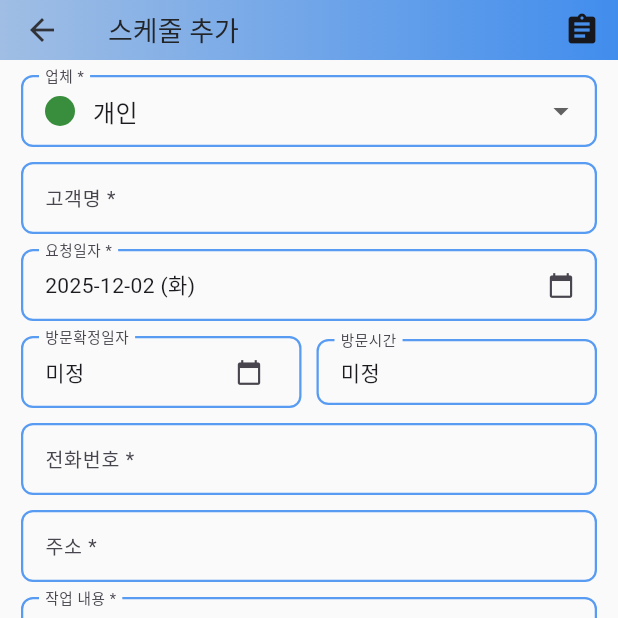
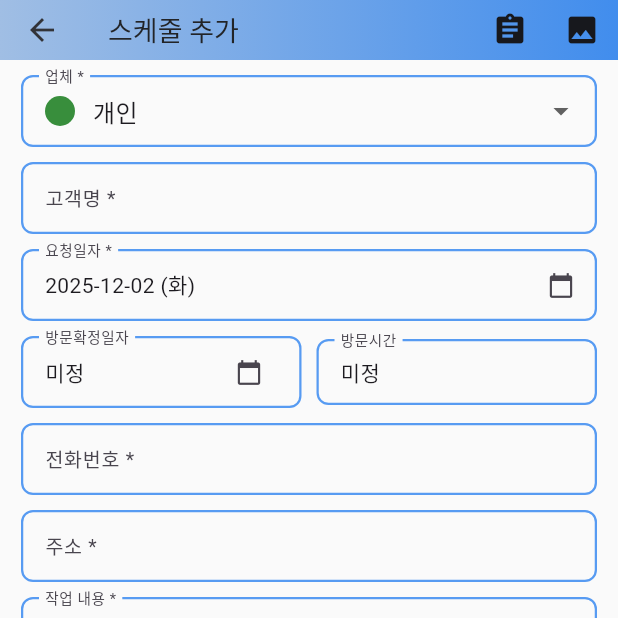
Before and after one commit to ssh5437/flutter_schedule_app, a Flutter app: the screen it shows once a user with an empty profile is signed in, item 4 of the bottom bar chosen, after a tap on the "add" icon, on a phone screen of 412 x 824 dp, the top half of it. Run offline on Flutter 3.47's test engine with Material 3 defaults, Android fonts, the light colour scheme and no system bars; our stand-ins replace app_links, file_picker, firebase_analytics, firebase_core, fl_chart, flutter_colorpicker and 12 more; missing offline and left inert: encrypt, google_mlkit_text_recognition, home_widget, pointycastle, workmanager; accounts and stored records are empty; statements that could not run were skipped.

Commit message:
업데이트 체크, 멤버십 구독 상태 체크, 매출분석 개요 최근 30일로 변경 등

```diff
--- a/lib/main.dart
+++ b/lib/main.dart
@@ -288,6 +288,14 @@ class _MainScreenState extends State<MainScreen> {
     ];
     _setupMethodChannel();
     _checkForWidgetScheduleId();
+    _initializeSubscription();
+  }
+
+  // 구독 상태 초기화
+  Future<void> _initializeSubscription() async {
+    final subscriptionProvider = context.read<SubscriptionProvider>();
+    await subscriptionProvider.initialize();
+    debugPrint('✅ 멤버십 구독 상태 초기화 완료');
   }
 
   // MethodChannel 설정 - Android에서 보내는 메시지 수신
--- a/lib/screens/home_screen.dart
+++ b/lib/screens/home_screen.dart
@@ -2,6 +2,7 @@ import 'package:flutter/material.dart';
 import 'package:intl/intl.dart';
 import 'package:shared_preferences/shared_preferences.dart';
 import 'package:supabase_flutter/supabase_flutter.dart';
+import 'package:upgrader/upgrader.dart';
 import '../models/schedule.dart';
 import '../database/database_helper.dart';
 import '../services/widget_service.dart';
@@ -170,8 +171,12 @@ class HomeScreenState extends State<HomeScreen> {
 
   @override
   Widget build(BuildContext context) {
-    return Scaffold(
-      appBar: GradientAppBar(
+    return UpgradeAlert(
+      upgrader: Upgrader(
+        durationUntilAlertAgain: const Duration(days: 1),
+      ),
+      child: Scaffold(
+        appBar: GradientAppBar(
         title: '스케줄 목록',
         toolbarHeight: 40,
         actions: [
@@ -549,6 +554,7 @@ class HomeScreenState extends State<HomeScreen> {
                 ),
               ],
             ),
+      ),
     );
   }
 }
--- a/lib/screens/schedule_form_screen.dart
+++ b/lib/screens/schedule_form_screen.dart
@@ -126,8 +126,20 @@ class _ScheduleFormScreenState extends State<ScheduleFormScreen> {
     setState(() {
       _companies = companies;
       _isLoadingCompanies = false;
+
+      // 기존에 선택된 업체가 있으면 새로 로드된 리스트에서 같은 ID의 업체로 업데이트
+      if (_selectedCompany != null && _companies.isNotEmpty) {
+        try {
+          _selectedCompany = _companies.firstWhere(
+            (c) => c.id == _selectedCompany!.id,
+          );
+        } catch (e) {
+          // 선택된 업체가 삭제된 경우 첫 번째 업체로 설정
+          _selectedCompany = _companies.first;
+        }
+      }
       // 기본값으로 첫 번째 업체 선택 (보통 "개인")
-      if (_companies.isNotEmpty && _selectedCompany == null) {
+      else if (_companies.isNotEmpty && _selectedCompany == null) {
         _selectedCompany = _companies.first;
       }
     });
@@ -625,6 +637,11 @@ class _ScheduleFormScreenState extends State<ScheduleFormScreen> {
                   CircularProgressIndicator(),
                   SizedBox(height: 16),
                   Text('이미지에서 텍스트 추출 중...'),
+                  SizedBox(height: 8),
+                  Text(
+                    '처음 사용시 한글 모델을 다운로드합니다',
+                    style: TextStyle(fontSize: 12, color: Colors.grey),
+                  ),
                 ],
               ),
             ),
@@ -654,10 +671,27 @@ class _ScheduleFormScreenState extends State<ScheduleFormScreen> {
       }
     } catch (e) {
       if (!mounted) return;
-      Navigator.of(context).pop(); // 로딩 다이얼로그가 열려있다면 닫기
+
+      // 로딩 다이얼로그가 열려있다면 닫기
+      try {
+        Navigator.of(context).pop();
+      } catch (_) {
+        // 이미 닫혀있을 수 있음
+      }
+
+      // 에러 메시지 추출
+      String errorMessage = '이미지 처리 중 오류가 발생했습니다';
+      if (e is Exception) {
+        errorMessage = e.toString().replaceAll('Exception: ', '');
+      } else {
+        errorMessage = '$errorMessage: $e';
+      }
 
       messenger.showSnackBar(
-        SnackBar(content: Text('이미지 처리 중 오류가 발생했습니다: $e')),
+        SnackBar(
+          content: Text(errorMessage),
+          duration: const Duration(seconds: 4),
+        ),
       );
     }
   }
@@ -958,13 +992,11 @@ class _ScheduleFormScreenState extends State<ScheduleFormScreen> {
             onPressed: _showPasteDialog,
             tooltip: '텍스트에서 추출',
           ),
-          /*
           IconButton(
             icon: const Icon(Icons.image),
             onPressed: _showImageExtractionDialog,
             tooltip: '이미지에서 추출',
           ),
-          */
           /*
           IconButton(
             icon: const Icon(Icons.save),
@@ -986,6 +1018,7 @@ class _ScheduleFormScreenState extends State<ScheduleFormScreen> {
                         children: [
                           // 업체 선택 드롭다운
                           DropdownButtonFormField<Company>(
+                            key: ValueKey(_selectedCompany?.id),
                             initialValue: _selectedCompany,
                             decoration: InputDecoration(
                               labelText: '업체 *',
--- a/lib/screens/statistics_screen.dart
+++ b/lib/screens/statistics_screen.dart
@@ -753,7 +753,7 @@ class _StatisticsScreenState extends State<StatisticsScreen> with TickerProvider
         crossAxisAlignment: CrossAxisAlignment.start,
         children: [
           const Text(
-            '이번 달 일별 매출 추이',
+            '최근 30일 일별 매출 추이',
             style: TextStyle(fontSize: 18, fontWeight: FontWeight.bold),
           ),
           const SizedBox(height: 12),
@@ -867,28 +867,27 @@ class _StatisticsScreenState extends State<StatisticsScreen> with TickerProvider
   }
 
   Widget _buildDailyTrendChart() {
-    // 이번 달 1일부터 어제까지의 일별 매출 데이터 계산
+    // 최근 30일간의 일별 매출 데이터 계산
     final now = DateTime.now();
-    final yesterday = now.subtract(const Duration(days: 1));
-
-    // 어제까지의 일수 (1일이면 0, 2일이면 1, ...)
-    final daysToShow = yesterday.day;
-
-    // 일별 매출 맵 생성 (전체 스케줄에서 이번 달 데이터만 추출)
-    final dailyData = <int, int>{};
+    final today = DateTime(now.year, now.month, now.day);
+    final thirtyDaysAgo = today.subtract(const Duration(days: 30));
+
+    // 일별 매출 맵 생성 (날짜를 키로 사용)
+    final dailyData = <DateTime, int>{};
     for (var schedule in _allSchedules) {
       final date = schedule.visitDate ?? schedule.requestDate;
-      // 이번 달 1일 ~ 어제까지만
-      if (date.year == now.year && date.month == now.month && date.day <= yesterday.day) {
-        final day = date.day;
-        dailyData[day] = (dailyData[day] ?? 0) + schedule.totalPrice;
+      final dateOnly = DateTime(date.year, date.month, date.day);
+
+      // 최근 30일 이내 데이터만
+      if (dateOnly.isAfter(thirtyDaysAgo) && dateOnly.isBefore(today.add(const Duration(days: 1)))) {
+        dailyData[dateOnly] = (dailyData[dateOnly] ?? 0) + schedule.totalPrice;
       }
     }
 
-    // 차트 데이터 생성 (1일부터 어제까지)
-    final chartData = List.generate(daysToShow, (i) {
-      final day = i + 1;
-      return dailyData[day] ?? 0;
+    // 차트 데이터 생성 (최근 30일)
+    final chartData = List.generate(30, (i) {
+      final date = thirtyDaysAgo.add(Duration(days: i + 1));
+      return dailyData[date] ?? 0;
     });
 
     // 최대값 계산
@@ -906,7 +905,7 @@ class _StatisticsScreenState extends State<StatisticsScreen> with TickerProvider
                   Icon(Icons.info_outline, size: 48, color: Colors.grey[400]),
                   const SizedBox(height: 16),
                   Text(
-                    '이번 달 매출 데이터가 없습니다',
+                    '최근 30일 매출 데이터가 없습니다',
                     style: TextStyle(color: Colors.grey[600]),
                   ),
                 ],
@@ -939,13 +938,18 @@ class _StatisticsScreenState extends State<StatisticsScreen> with TickerProvider
                     sideTitles: SideTitles(
                       showTitles: true,
                       reservedSize: 30,
-                      interval: 5,
+                      interval: 1,
                       getTitlesWidget: (value, meta) {
-                        final day = value.toInt() + 1;
-                        if (day == 1 || day % 5 == 0 || day == daysToShow) {
-                          return Text(
-                            '$day일',
-                            style: const TextStyle(fontSize: 10),
+                        final index = value.toInt();
+                        // 5일 간격으로 표시 (0, 5, 10, 15, 20, 25, 29)
+                        if (index % 5 == 0 || index == 29) {
+                          final date = thirtyDaysAgo.add(Duration(days: index + 1));
+                          return Padding(
+                            padding: const EdgeInsets.only(top: 4),
+                            child: Text(
+                              '${date.month}/${date.day}',
+                              style: const TextStyle(fontSize: 9),
+                            ),
                           );
                         }
                         return const Text('');
--- a/pubspec.yaml
+++ b/pubspec.yaml
@@ -69,6 +69,7 @@ dependencies:
   firebase_analytics: ^11.3.4
   image_picker: ^1.0.7
   google_mlkit_text_recognition: ^0.13.0
+  upgrader: ^11.3.0
 
 dev_dependencies:
   flutter_test:
```
Also changed, not shown: lib/screens/message_template_screen.dart (+15 -5 lines), lib/utils/image_text_extractor.dart (+11 -2 lines), pubspec.lock, 1 other file.
